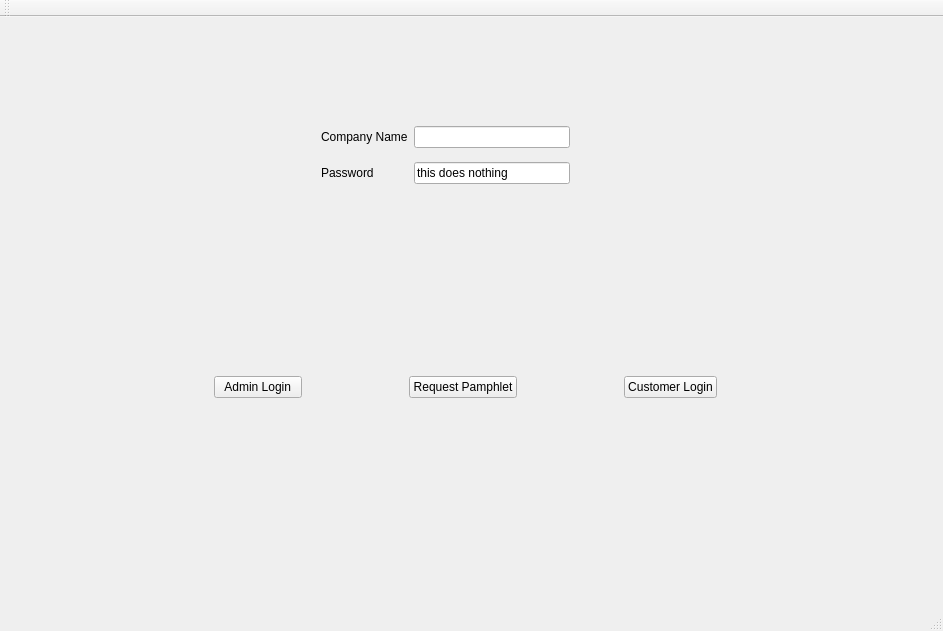
Before: the Qt Designer form IRobot/mainwindow.ui in OwlbitCode/CS-c1-project1, drawn with Qt 5.
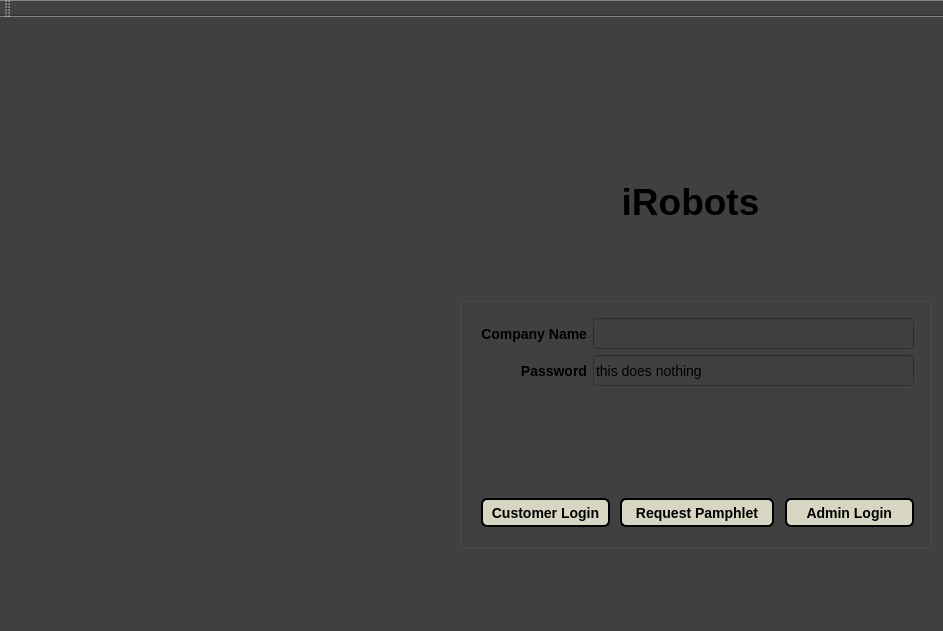
After: the same form once the commit is applied. Icons and pictures are not drawn.

What changed in the file:
```diff
--- a/IRobot/mainwindow.ui
+++ b/IRobot/mainwindow.ui
@@ -26,7 +26,7 @@
    <string>MainWindow</string>
   </property>
   <property name="styleSheet">
-   <string notr="true"/>
+   <string notr="true">background-color: #404040;</string>
   </property>
   <widget class="QWidget" name="centralWidget">
    <widget class="QStackedWidget" name="stackedWidget">
@@ -42,152 +42,234 @@
      <string notr="true">background:</string>
     </property>
     <widget class="QWidget" name="Login">
-     <widget class="QWidget" name="gridLayoutWidget">
+     <property name="styleSheet">
+      <string notr="true">background-image: url(:/images/waleegrass.png);</string>
+     </property>
+     <widget class="QLabel" name="label_15">
       <property name="geometry">
        <rect>
-        <x>310</x>
-        <y>80</y>
-        <width>271</width>
-        <height>96</height>
+        <x>460</x>
+        <y>140</y>
+        <width>461</width>
+        <height>71</height>
        </rect>
       </property>
-      <layout class="QGridLayout" name="gridLayout">
-       <item row="2" column="1">
-        <widget class="QLineEdit" name="address1Line">
-         <property name="text">
-          <string>this does nothing</string>
-         </property>
-        </widget>
-       </item>
-       <item row="1" column="1">
-        <widget class="QLineEdit" name="CompanyNameLine"/>
-       </item>
-       <item row="1" column="0">
-        <widget class="QLabel" name="label">
-         <property name="text">
-          <string>Company Name</string>
-         </property>
-        </widget>
-       </item>
-       <item row="2" column="0">
-        <widget class="QLabel" name="label_2">
-         <property name="text">
-          <string>Password</string>
-         </property>
-        </widget>
-       </item>
-      </layout>
+      <property name="styleSheet">
+       <string notr="true">background: transparent;</string>
+      </property>
+      <property name="text">
+       <string>&lt;html&gt;&lt;head/&gt;&lt;body&gt;&lt;p&gt;&lt;span style=&quot; font-size:28pt; font-weight:600;&quot;&gt;iRobots&lt;/span&gt;&lt;/p&gt;&lt;/body&gt;&lt;/html&gt;</string>
+      </property>
+      <property name="alignment">
+       <set>Qt::AlignCenter</set>
+      </property>
      </widget>
-     <widget class="QWidget" name="horizontalLayoutWidget">
+     <widget class="QGroupBox" name="groupBox">
       <property name="geometry">
        <rect>
-        <x>0</x>
-        <y>320</y>
-        <width>931</width>
-        <height>80</height>
+        <x>460</x>
+        <y>270</y>
+        <width>471</width>
+        <height>251</height>
        </rect>
       </property>
-      <layout class="QHBoxLayout" name="horizontalLayout">
-       <item>
-        <spacer name="horizontalSpacer_2">
-         <property name="orientation">
-          <enum>Qt::Horizontal</enum>
-         </property>
-         <property name="sizeHint" stdset="0">
-          <size>
-           <width>40</width>
-           <height>20</height>
-          </size>
-         </property>
-        </spacer>
-       </item>
-       <item>
-        <spacer name="horizontalSpacer_3">
-         <property name="orientation">
-          <enum>Qt::Horizontal</enum>
-         </property>
-         <property name="sizeHint" stdset="0">
-          <size>
-           <width>40</width>
-           <height>20</height>
-          </size>
-         </property>
-        </spacer>
-       </item>
-       <item>
-        <widget class="QPushButton" name="pushButton">
-         <property name="text">
-          <string>  Admin Login  </string>
-         </property>
-        </widget>
-       </item>
-       <item>
-        <spacer name="horizontalSpacer_4">
-         <property name="orientation">
-          <enum>Qt::Horizontal</enum>
-         </property>
-         <property name="sizeHint" stdset="0">
-          <size>
-           <width>40</width>
-           <height>20</height>
-          </size>
-         </property>
-        </spacer>
-       </item>
-       <item>
-        <widget class="QPushButton" name="pushButton_9">
-         <property name="text">
-          <string>Request Pamphlet</string>
-         </property>
-        </widget>
-       </item>
-       <item>
-        <spacer name="horizontalSpacer_5">
-         <property name="orientation">
-          <enum>Qt::Horizontal</enum>
-         </property>
-         <property name="sizeHint" stdset="0">
-          <size>
-           <width>40</width>
-           <height>20</height>
-          </size>
-         </property>
-        </spacer>
-       </item>
-       <item>
-        <widget class="QPushButton" name="pushButton_2">
-         <property name="text">
-          <string>Customer Login</string>
-         </property>
-        </widget>
-       </item>
-       <item>
-        <spacer name="horizontalSpacer_7">
-         <property name="orientation">
-          <enum>Qt::Horizontal</enum>
-         </property>
-         <property name="sizeHint" stdset="0">
-          <size>
-           <width>40</width>
-           <height>20</height>
-          </size>
-         </property>
-        </spacer>
-       </item>
-       <item>
-        <spacer name="horizontalSpacer">
-         <property name="orientation">
-          <enum>Qt::Horizontal</enum>
-         </property>
-         <property name="sizeHint" stdset="0">
-          <size>
-           <width>40</width>
-           <height>20</height>
-          </size>
-         </property>
-        </spacer>
-       </item>
-      </layout>
+      <property name="styleSheet">
+       <string notr="true">background:rgba(255,255,255,.2)</string>
+      </property>
+      <property name="title">
+       <string/>
+      </property>
+      <widget class="QWidget" name="">
+       <property name="geometry">
+        <rect>
+         <x>10</x>
+         <y>10</y>
+         <width>455</width>
+         <height>231</height>
+        </rect>
+       </property>
+       <layout class="QGridLayout" name="gridLayout_3">
+        <item row="0" column="0" colspan="3">
+         <layout class="QGridLayout" name="gridLayout">
+          <item row="2" column="1">
+           <widget class="QLineEdit" name="address1Line">
+            <property name="styleSheet">
+             <string notr="true">font-size : 14px;
+color : black;
+height : 25px;</string>
+            </property>
+            <property name="text">
+             <string>this does nothing</string>
+            </property>
+           </widget>
+          </item>
+          <item row="1" column="1">
+           <widget class="QLineEdit" name="CompanyNameLine">
+            <property name="styleSheet">
+             <string notr="true">font-size : 14px;
+color : black;
+height : 25px;</string>
+            </property>
+           </widget>
+          </item>
+          <item row="1" column="0">
+           <widget class="QLabel" name="label">
+            <property name="styleSheet">
+             <string notr="true">font-weight: bold;
+font-size : 14px;
+color : black;
+height : 25px;
+width : 125px;</string>
+            </property>
+            <property name="text">
+             <string>Company Name</string>
+            </property>
+            <property name="alignment">
+             <set>Qt::AlignRight|Qt::AlignTrailing|Qt::AlignVCenter</set>
+            </property>
+           </widget>
+          </item>
+          <item row="2" column="0">
+           <widget class="QLabel" name="label_2">
+            <property name="styleSheet">
+             <string notr="true">font-weight: bold;
+font-size : 14px;
+color : black;
+height : 25px;
+width : 125px;</string>
+            </property>
+            <property name="text">
+             <string>Password</string>
+            </property>
+            <property name="alignment">
+             <set>Qt::AlignRight|Qt::AlignTrailing|Qt::AlignVCenter</set>
+            </property>
+           </widget>
+          </item>
+         </layout>
+        </item>
+        <item row="1" column="0">
+         <spacer name="verticalSpacer_12">
+          <property name="orientation">
+           <enum>Qt::Vertical</enum>
+          </property>
+          <property name="sizeHint" stdset="0">
+           <size>
+            <width>20</width>
+            <height>40</height>
+           </size>
+          </property>
+         </spacer>
+        </item>
+        <item row="1" column="1">
+         <spacer name="verticalSpacer_11">
+          <property name="orientation">
+           <enum>Qt::Vertical</enum>
+          </property>
+          <property name="sizeHint" stdset="0">
+           <size>
+            <width>20</width>
+            <height>40</height>
+           </size>
+          </property>
+         </spacer>
+        </item>
+        <item row="1" column="2">
+         <spacer name="verticalSpacer_13">
+          <property name="orientation">
+           <enum>Qt::Vertical</enum>
+          </property>
+          <property name="sizeHint" stdset="0">
+           <size>
+            <width>20</width>
+            <height>40</height>
+           </size>
+          </property>
+         </spacer>
+        </item>
+        <item row="2" column="0" colspan="3">
+         <layout class="QHBoxLayout" name="horizontalLayout">
+          <item>
+           <widget class="QPushButton" name="pushButton_2">
+            <property name="styleSheet">
+             <string notr="true">font-weight: bold;
+font-size : 14px;
+color : black;
+background-color : #d6d6c2;
+border-radius : 6px;
+height : 25px;
+width : 125px;
+border: 2px solid black;</string>
+            </property>
+            <property name="text">
+             <string>Customer Login</string>
+            </property>
+           </widget>
+          </item>
+          <item>
+           <spacer name="horizontalSpacer_7">
+            <property name="orientation">
+             <enum>Qt::Horizontal</enum>
+            </property>
+            <property name="sizeHint" stdset="0">
+             <size>
+              <width>40</width>
+              <height>20</height>
+             </size>
+            </property>
+           </spacer>
+          </item>
+          <item>
+           <widget class="QPushButton" name="pushButton_9">
+            <property name="styleSheet">
+             <string notr="true">font-weight: bold;
+font-size : 14px;
+color : black;
+background-color : #d6d6c2;
+border-radius : 6px;
+height : 25px;
+width : 150px;
+border: 2px solid black;</string>
+            </property>
+            <property name="text">
+             <string>Request Pamphlet</string>
+            </property>
+           </widget>
+          </item>
+          <item>
+           <spacer name="horizontalSpacer_4">
+            <property name="orientation">
+             <enum>Qt::Horizontal</enum>
+            </property>
+            <property name="sizeHint" stdset="0">
+             <size>
+              <width>40</width>
+              <height>20</height>
+             </size>
+            </property>
+           </spacer>
+          </item>
+          <item>
+           <widget class="QPushButton" name="pushButton">
+            <property name="styleSheet">
+             <string notr="true">font-weight: bold;
+font-size : 14px;
+color : black;
+background-color : #d6d6c2;
+border-radius : 6px;
+height : 25px;
+width : 125px;
+border: 2px solid black;</string>
+            </property>
+            <property name="text">
+             <string>  Admin Login  </string>
+            </property>
+           </widget>
+          </item>
+         </layout>
+        </item>
+       </layout>
+      </widget>
      </widget>
     </widget>
     <widget class="QWidget" name="customer">
```
Left out of the diff: 1084 changed lines with no effect on the pictures.
